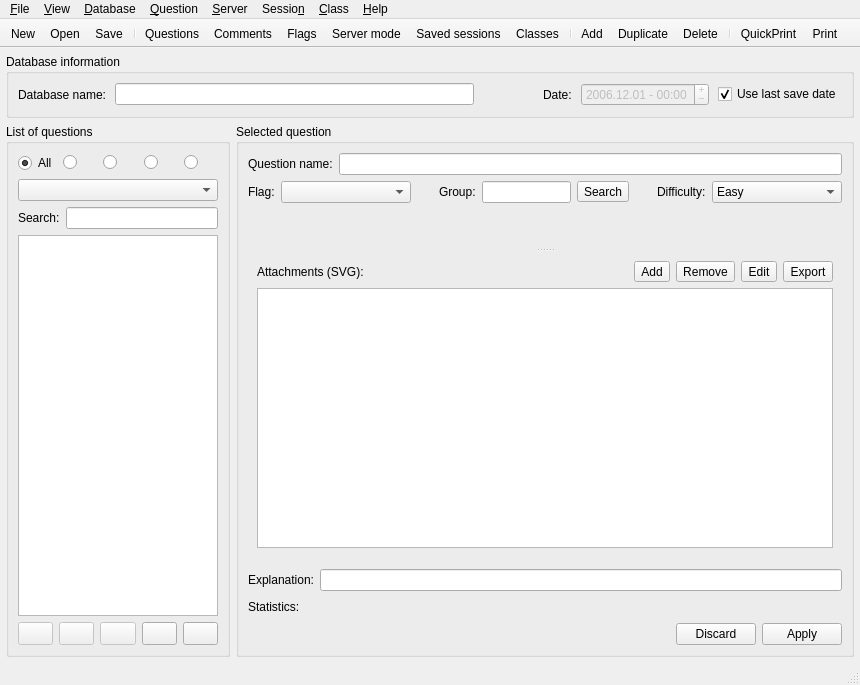
Above: iTestServer/main_window_v2.ui from michal-tomlein/itest before the change. Below: the same form after it.
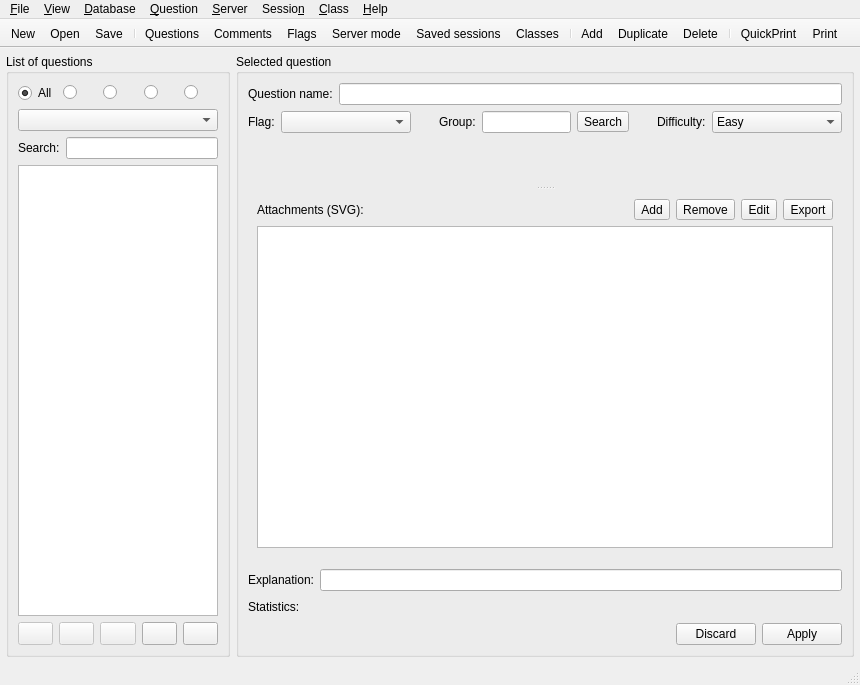
That is the form after the change. The open tabs and pages were chosen to show the change. Icons and pictures are not drawn. Custom widgets are drawn as their Qt base class.

Commit message: Remove the database information group box

```diff
--- a/iTestServer/main_window_v2.ui
+++ b/iTestServer/main_window_v2.ui
@@ -245,101 +245,6 @@
         <property name="margin">
          <number>6</number>
         </property>
-        <item>
-         <widget class="QGroupBox" name="DBIGroupBox">
-          <property name="title">
-           <string>Database information</string>
-          </property>
-          <layout class="QHBoxLayout">
-           <property name="spacing">
-            <number>9</number>
-           </property>
-           <item>
-            <widget class="QLabel" name="DBIDatabaseNameLabel">
-             <property name="text">
-              <string>Database name:</string>
-             </property>
-            </widget>
-           </item>
-           <item>
-            <widget class="QLineEdit" name="DBIDatabaseNameLineEdit">
-             <property name="statusTip">
-              <string>Database name</string>
-             </property>
-            </widget>
-           </item>
-           <item>
-            <spacer>
-             <property name="orientation">
-              <enum>Qt::Horizontal</enum>
-             </property>
-             <property name="sizeType">
-              <enum>QSizePolicy::Fixed</enum>
-             </property>
-             <property name="sizeHint" stdset="0">
-              <size>
-               <width>60</width>
-               <height>10</height>
-              </size>
-             </property>
-            </spacer>
-           </item>
-           <item>
-            <widget class="QLabel" name="DBIDateLabel">
-             <property name="text">
-              <string>Date:</string>
-             </property>
-            </widget>
-           </item>
-           <item>
-            <widget class="QDateEdit" name="DBIDateEdit">
-             <property name="enabled">
-              <bool>false</bool>
-             </property>
-             <property name="statusTip">
-              <string>Database date</string>
-             </property>
-             <property name="buttonSymbols">
-              <enum>QAbstractSpinBox::PlusMinus</enum>
-             </property>
-             <property name="dateTime">
-              <datetime>
-               <hour>0</hour>
-               <minute>0</minute>
-               <second>0</second>
-               <year>2006</year>
-               <month>12</month>
-               <day>1</day>
-              </datetime>
-             </property>
-             <property name="date">
-              <date>
-               <year>2006</year>
-               <month>12</month>
-               <day>1</day>
-              </date>
-             </property>
-             <property name="displayFormat">
-              <string>yyyy.MM.dd - hh:mm</string>
-             </property>
-            </widget>
-           </item>
-           <item>
-            <widget class="QCheckBox" name="DBIUseLastSaveDateCheckBox">
-             <property name="statusTip">
-              <string>Use last save date</string>
-             </property>
-             <property name="text">
-              <string>Use last save date</string>
-             </property>
-             <property name="checked">
-              <bool>true</bool>
-             </property>
-            </widget>
-           </item>
-          </layout>
-         </widget>
-        </item>
         <item>
          <layout class="QHBoxLayout">
           <item>
```
Left out of the diff: 41 changed lines with no effect on the pictures. The commit also changes 7 other files.
